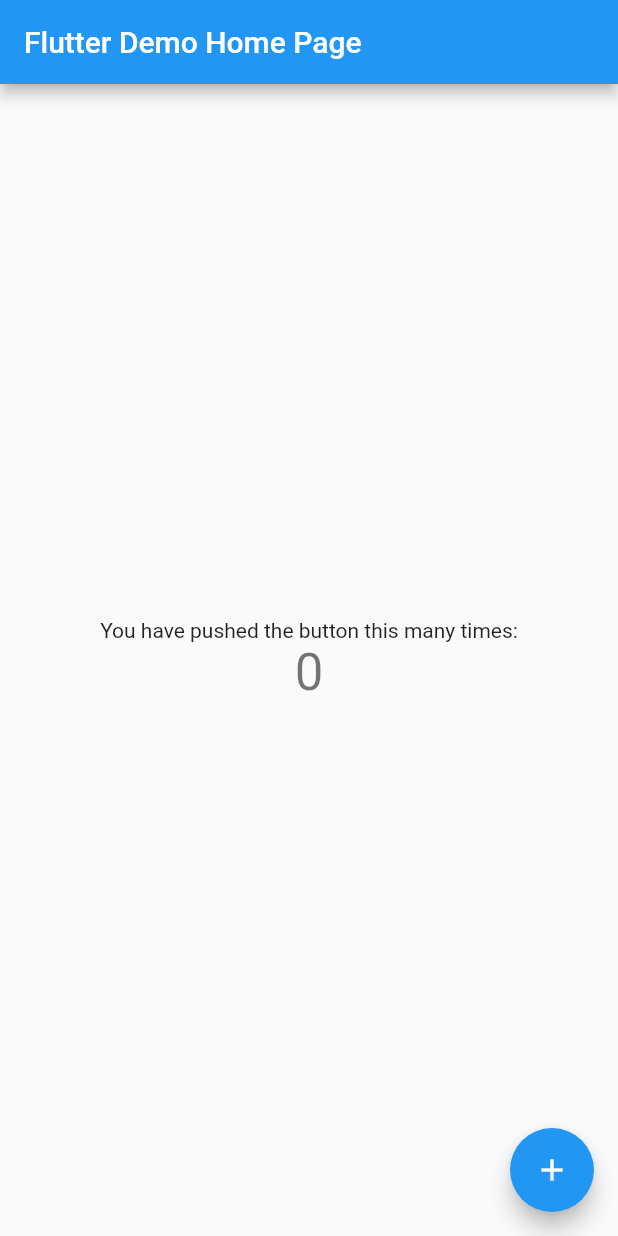
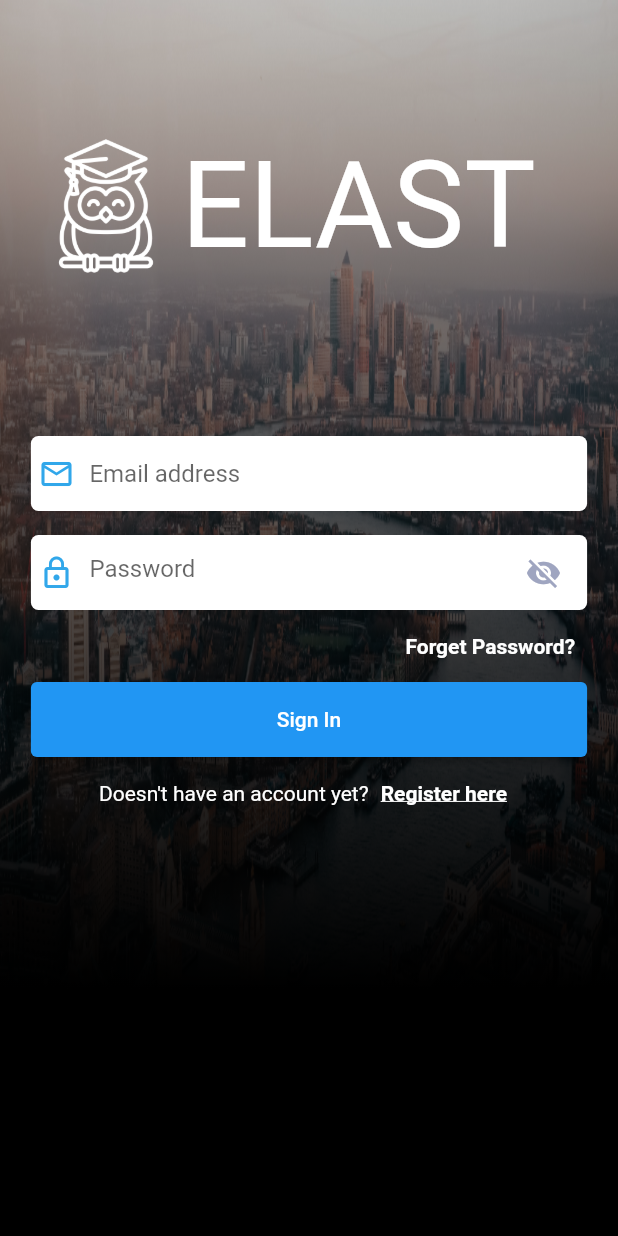
Before and after one commit to thinhhja2001/learning_english_app, a Flutter app: the screen it shows after launch, on a phone screen of 412 x 824 dp. Run offline on Flutter 3.47's test engine with Material 2 defaults, Android fonts, the phone set to English and light mode, and no system bars.

Commit message:
add sign in screen

```diff
--- a/lib/main.dart
+++ b/lib/main.dart
@@ -1,4 +1,5 @@
 import 'package:flutter/material.dart';
+import 'package:learning_english_app/screens/signin_screen.dart';
 
 void main() {
   runApp(const MyApp());
@@ -12,6 +13,7 @@
   Widget build(BuildContext context) {
     return MaterialApp(
       title: 'Flutter Demo',
+      debugShowCheckedModeBanner: false,
       theme: ThemeData(
         // This is the theme of your application.
         //
@@ -24,92 +26,7 @@
         // is not restarted.
         primarySwatch: Colors.blue,
       ),
-      home: const MyHomePage(title: 'Flutter Demo Home Page'),
+      home: const SignInScreen(),
     );
   }
 }
-
-class MyHomePage extends StatefulWidget {
-  const MyHomePage({Key? key, required this.title}) : super(key: key);
-
-  // This widget is the home page of your application. It is stateful, meaning
-  // that it has a State object (defined below) that contains fields that affect
-  // how it looks.
-
-  // This class is the configuration for the state. It holds the values (in this
-  // case the title) provided by the parent (in this case the App widget) and
-  // used by the build method of the State. Fields in a Widget subclass are
-  // always marked "final".
-
-  final String title;
-
-  @override
-  State<MyHomePage> createState() => _MyHomePageState();
-}
-
-class _MyHomePageState extends State<MyHomePage> {
-  int _counter = 0;
-
-  void _incrementCounter() {
-    setState(() {
-      // This call to setState tells the Flutter framework that something has
-      // changed in this State, which causes it to rerun the build method below
-      // so that the display can reflect the updated values. If we changed
-      // _counter without calling setState(), then the build method would not be
-      // called again, and so nothing would appear to happen.
-      _counter++;
-    });
-  }
-
-  @override
-  Widget build(BuildContext context) {
-    // This method is rerun every time setState is called, for instance as done
-    // by the _incrementCounter method above.
-    //
-    // The Flutter framework has been optimized to make rerunning build methods
-    // fast, so that you can just rebuild anything that needs updating rather
-    // than having to individually change instances of widgets.
-    return Scaffold(
-      appBar: AppBar(
-        // Here we take the value from the MyHomePage object that was created by
-        // the App.build method, and use it to set our appbar title.
-        title: Text(widget.title),
-      ),
-      body: Center(
-        // Center is a layout widget. It takes a single child and positions it
-        // in the middle of the parent.
-        child: Column(
-          // Column is also a layout widget. It takes a list of children and
-          // arranges them vertically. By default, it sizes itself to fit its
-          // children horizontally, and tries to be as tall as its parent.
-          //
-          // Invoke "debug painting" (press "p" in the console, choose the
-          // "Toggle Debug Paint" action from the Flutter Inspector in Android
-          // Studio, or the "Toggle Debug Paint" command in Visual Studio Code)
-          // to see the wireframe for each widget.
-          //
-          // Column has various properties to control how it sizes itself and
-          // how it positions its children. Here we use mainAxisAlignment to
-          // center the children vertically; the main axis here is the vertical
-          // axis because Columns are vertical (the cross axis would be
-          // horizontal).
-          mainAxisAlignment: MainAxisAlignment.center,
-          children: <Widget>[
-            const Text(
-              'You have pushed the button this many times:',
-            ),
-            Text(
-              '$_counter',
-              style: Theme.of(context).textTheme.headline4,
-            ),
-          ],
-        ),
-      ),
-      floatingActionButton: FloatingActionButton(
-        onPressed: _incrementCounter,
-        tooltip: 'Increment',
-        child: const Icon(Icons.add),
-      ), // This trailing comma makes auto-formatting nicer for build methods.
-    );
-  }
-}
--- /dev/null
+++ b/lib/screens/signin_screen.dart
@@ -0,0 +1,139 @@
+import 'package:flutter/material.dart';
+import 'package:learning_english_app/utils/constants.dart';
+import 'package:learning_english_app/widgets/custom_error_box.dart';
+
+import '../widgets/custom_input_field.dart';
+
+class SignInScreen extends StatefulWidget {
+  const SignInScreen({Key? key}) : super(key: key);
+
+  @override
+  State<SignInScreen> createState() => _SignInScreenState();
+}
+
+class _SignInScreenState extends State<SignInScreen> {
+  final TextEditingController _emailController = TextEditingController();
+  final TextEditingController _passwordController = TextEditingController();
+  bool _isValid = true;
+  @override
+  Widget build(BuildContext context) {
+    return Scaffold(
+      body: Stack(
+        children: [
+          ShaderMask(
+            shaderCallback: (rect) {
+              return const LinearGradient(
+                      begin: Alignment.topCenter,
+                      end: Alignment.bottomCenter,
+                      colors: [Colors.transparent, Colors.black])
+                  .createShader(
+                      Rect.fromLTRB(0, -140, rect.width, rect.height * 0.8));
+            },
+            blendMode: BlendMode.darken,
+            child: Container(
+              decoration: const BoxDecoration(
+                  image: DecorationImage(
+                      image: ExactAssetImage("assets/images/background.jpg"),
+                      fit: BoxFit.fill)),
+            ),
+          ),
+          Center(
+            child: Padding(
+              padding: EdgeInsets.symmetric(
+                  horizontal: MediaQuery.of(context).size.width * 0.05),
+              child: SafeArea(
+                child: Column(
+                  children: [
+                    Expanded(
+                      flex: 1,
+                      child: Row(
+                        crossAxisAlignment: CrossAxisAlignment.center,
+                        children: [
+                          Image.asset(
+                            "assets/images/app_icon.png",
+                            height: 100,
+                            width: 100,
+                          ),
+                          const Text(
+                            "ELAST",
+                            style: TextStyle(color: Colors.white, fontSize: 80),
+                          )
+                        ],
+                      ),
+                    ),
+                    Expanded(
+                      flex: 2,
+                      child: Column(
+                        children: [
+                          CustomInputField(
+                            customInputFieldType: CustomInputFieldType.text,
+                            controller: _emailController,
+                          ),
+                          CustomInputField(
+                              customInputFieldType:
+                                  CustomInputFieldType.password,
+                              controller: _passwordController),
+                          _isValid ? Container() : const CustomErrorBox(),
+                          Row(
+                            mainAxisAlignment: MainAxisAlignment.end,
+                            children: [
+                              TextButton(
+                                  onPressed: () {},
+                                  child: const Text(
+                                    "Forget Password?",
+                                    style: TextStyle(
+                                        fontWeight: FontWeight.bold,
+                                        color: Colors.white),
+                                  ))
+                            ],
+                          ),
+                          SizedBox(
+                              width: double.infinity,
+                              height: 50,
+                              child: ElevatedButton(
+                                  onPressed: signIn,
+                                  child: const Text("Sign In"))),
+                          Row(
+                            crossAxisAlignment: CrossAxisAlignment.center,
+                            mainAxisAlignment: MainAxisAlignment.center,
+                            children: [
+                              const Text(
+                                "Doesn't have an account yet?",
+                                style: TextStyle(color: Colors.white),
+                              ),
+                              TextButton(
+                                  onPressed: () {},
+                                  child: const Text(
+                                    "Register here",
+                                    style: TextStyle(
+                                        color: Colors.white,
+                                        fontWeight: FontWeight.bold,
+                                        decoration: TextDecoration.underline),
+                                  ))
+                            ],
+                          ),
+                        ],
+                      ),
+                    )
+                  ],
+                ),
+              ),
+            ),
+          )
+        ],
+      ),
+    );
+  }
+
+  void signIn() {
+    if (_emailController.text.isEmpty || _passwordController.text.isEmpty) {
+      setState(() {
+        _isValid = false;
+      });
+    } else {
+      setState(() {
+        _isValid = true;
+      });
+    }
+  }
+}
--- /dev/null
+++ b/lib/utils/colors.dart
@@ -0,0 +1,3 @@
+import 'package:flutter/material.dart';
+
+const kPrimaryColor = Color(0xff31A7EA);
--- /dev/null
+++ b/lib/utils/constants.dart
@@ -0,0 +1 @@
+enum CustomInputFieldType { text, password }
--- /dev/null
+++ b/lib/widgets/custom_error_box.dart
@@ -0,0 +1,25 @@
+import 'package:flutter/material.dart';
+
+class CustomErrorBox extends StatelessWidget {
+  const CustomErrorBox({Key? key}) : super(key: key);
+
+  @override
+  Widget build(BuildContext context) {
+    return Padding(
+      padding: const EdgeInsets.only(top: 5),
+      child: Container(
+        width: double.infinity,
+        decoration: const BoxDecoration(
+            color: Colors.red,
+            borderRadius: BorderRadius.all(Radius.circular(5))),
+        child: const Padding(
+          padding: EdgeInsets.only(left: 5, top: 5, bottom: 5),
+          child: Text(
+            "Please fill up all the field",
+            style: TextStyle(color: Colors.white, fontWeight: FontWeight.w700),
+          ),
+        ),
+      ),
+    );
+  }
+}
--- /dev/null
+++ b/lib/widgets/custom_input_field.dart
@@ -0,0 +1,82 @@
+import 'package:flutter/material.dart';
+import 'package:learning_english_app/utils/constants.dart';
+
+import '../utils/colors.dart';
+
+class CustomInputField extends StatefulWidget {
+  const CustomInputField({
+    Key? key,
+    required this.customInputFieldType,
+    required this.controller,
+  }) : super(key: key);
+  final CustomInputFieldType customInputFieldType;
+  final TextEditingController controller;
+
+  @override
+  State<CustomInputField> createState() => _CustomInputFieldState();
+}
+
+class _CustomInputFieldState extends State<CustomInputField> {
+  bool _isObscure = true;
+  @override
+  Widget build(BuildContext context) {
+    return Padding(
+      padding: const EdgeInsets.only(top: 16),
+      child: Container(
+        width: double.infinity,
+        height: 50,
+        decoration: const BoxDecoration(
+            color: Colors.white,
+            borderRadius: BorderRadius.all(Radius.circular(5))),
+        child: Padding(
+          padding: const EdgeInsets.symmetric(horizontal: 5),
+          child: Row(
+            children: [
+              widget.customInputFieldType == CustomInputFieldType.text
+                  ? const Icon(
+                      Icons.mail_outline,
+                      color: kPrimaryColor,
+                    )
+                  : const Icon(
+                      Icons.lock_outline,
+                      color: kPrimaryColor,
+                    ),
+              Flexible(
+                  child: Padding(
+                padding: const EdgeInsets.only(left: 10),
+                child: TextFormField(
+                  controller: widget.controller,
+                  obscureText: widget.customInputFieldType ==
+                          CustomInputFieldType.password
+                      ? _isObscure
+                      : false,
+                  decoration: InputDecoration(
+                      border: InputBorder.none,
+                      hintText: widget.customInputFieldType ==
+                              CustomInputFieldType.text
+                          ? "Email address"
+                          : "Password",
+                      suffixIcon: widget.customInputFieldType ==
+                              CustomInputFieldType.password
+                          ? IconButton(
+                              onPressed: () {
+                                setState(() {
+                                  _isObscure = !_isObscure;
+                                });
+                              },
+                              icon: Icon(
+                                _isObscure
+                                    ? Icons.visibility_off
+                                    : Icons.visibility,
+                                color: const Color(0xff9FA5C0),
+                              ))
+                          : null),
+                ),
+              )),
+            ],
+          ),
+        ),
+      ),
+    );
+  }
+}
--- a/pubspec.yaml
+++ b/pubspec.yaml
@@ -58,9 +58,8 @@
   uses-material-design: true
 
   # To add assets to your application, add an assets section, like this:
-  # assets:
-  #   - images/a_dot_burr.jpeg
-  #   - images/a_dot_ham.jpeg
+  assets:
+    - assets/images/
 
   # An image asset can refer to one or more resolution-specific "variants", see
   # https://flutter.dev/assets-and-images/#resolution-aware.
```
Also changed, not shown: assets/images/app_icon.png (added), assets/images/background.jpg (added).
